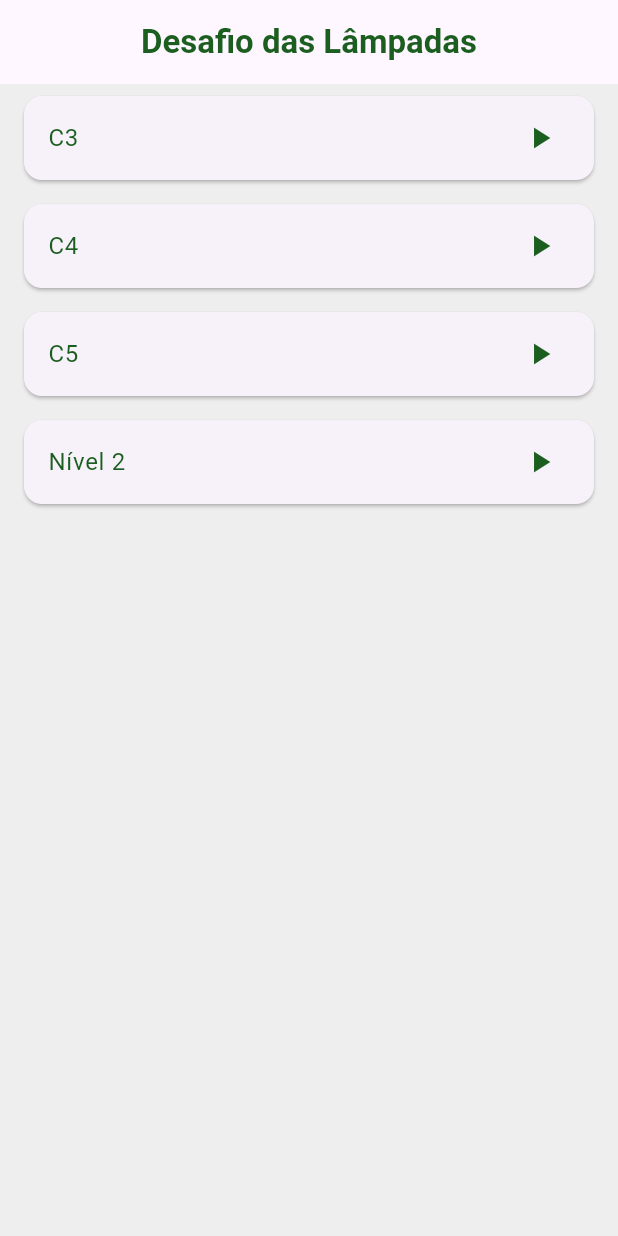
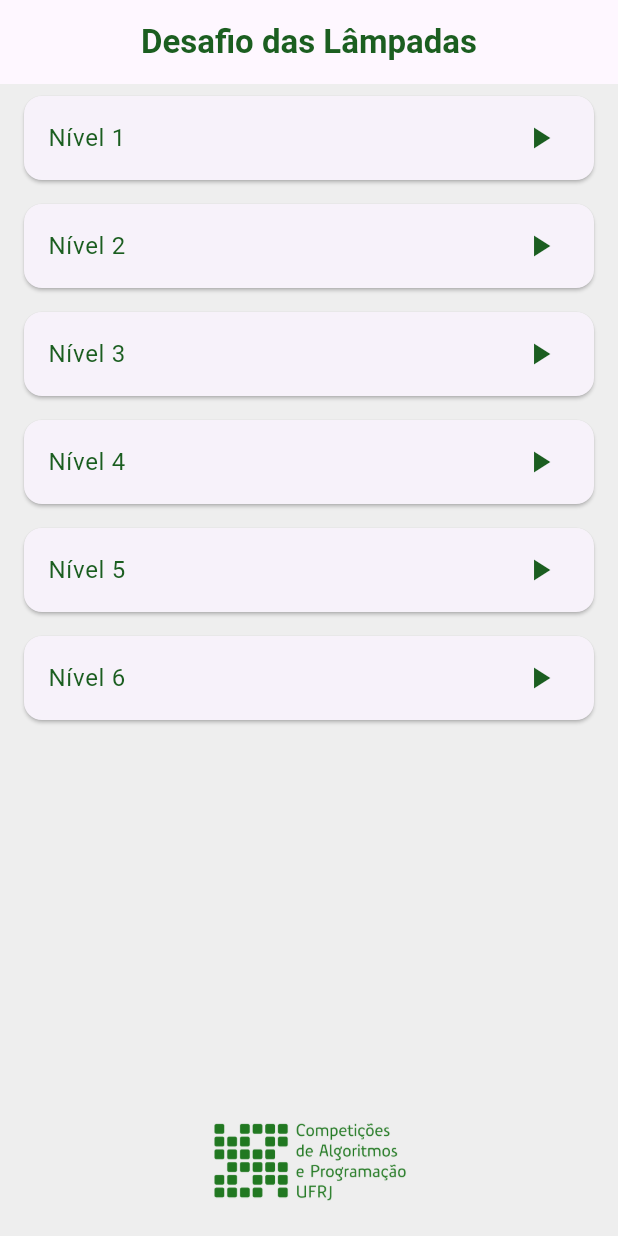
Before and after one commit to luansimoes/DESAFIO_DAS_LAMPADAS, a Flutter app: the screen it shows after launch, on a phone screen of 412 x 824 dp. Run offline on Flutter 3.47's test engine with Material 3 defaults, Android fonts, the light colour scheme and no system bars.

Commit message:
Final Version (v0)

```diff
--- a/lib/data/desafios_predefinidos.dart
+++ b/lib/data/desafios_predefinidos.dart
@@ -1,19 +1,85 @@
 import '../models/desafio.dart';
 import '../models/grafo.dart';
 
-Desafio gerarDesafioCiclo(int n_vertices) {
-  final g = Grafo(n_vertices);
-  for (var i = 0; i < n_vertices; i++) {
-    g.adicionarAresta(i, (i+1)%n_vertices);
+Desafio gerarDesafioCiclo(int nVertices) {
+  final g = Grafo(nVertices);
+  for (var i = 0; i < nVertices; i++) {
+    g.adicionarAresta(i, (i+1)%nVertices);
   }
   g.gerarPosicoesCirculares();
-  return Desafio(nome: 'C$n_vertices', grafo: g);
+  return Desafio(nome: 'C$nVertices', grafo: g);
 }
 
 final desafiosPredefinidos = [
-  gerarDesafioCiclo(3),
-  gerarDesafioCiclo(4),
-  gerarDesafioCiclo(5),
+
+  // S4 + aresta
+  ((){
+    final g = Grafo(4);
+
+    // Ciclo
+    g.definirPosicao(0, 1/4, 6/7);
+    g.definirPosicao(1, 3/4, 6/7);
+    g.definirPosicao(2, 2/4, 3/7);
+    g.definirPosicao(3, 2/4, 1/7);
+    g.adicionarAresta(0, 1);
+    g.adicionarAresta(1, 2);
+    g.adicionarAresta(2, 3);
+    g.adicionarAresta(0, 2);
+    //g.adicionarAresta(0, 3);
+    //g.adicionarAresta(1, 3);
+
+    return Desafio(nome: 'Nível 1', grafo: g);
+  }()),
+
+  // C5
+  ((){
+    final g = Grafo(5);
+
+    // Ciclo
+    g.definirPosicao(0, 3/8, 4/5);
+    g.definirPosicao(1, 5/8, 4/5);
+    g.definirPosicao(3, 1/2, 1/5);
+    g.definirPosicao(4, 2/8, 2/5);
+    g.definirPosicao(2, 6/8, 2/5);
+    g.adicionarAresta(0, 1);
+    g.adicionarAresta(1, 2);
+    g.adicionarAresta(2, 3);
+    g.adicionarAresta(3, 4);
+    g.adicionarAresta(4, 0);
+    //g.adicionarAresta(0, 3);
+    //g.adicionarAresta(1, 3);
+
+    return Desafio(nome: 'Nível 2', grafo: g);
+  }()),
+
+  // K6 - emparelhamento
+  ((){
+    final g = Grafo(6);
+
+    // Ciclo -- Esquerda
+    g.definirPosicao(0, 1/4, 1/6);
+    g.definirPosicao(1, 2/4, 1/4);
+    g.definirPosicao(2, 3/4, 1/6);
+    g.definirPosicao(3, 3/4, 5/6);
+    g.definirPosicao(4, 2/4, 3/4);
+    g.definirPosicao(5, 1/4, 5/6);
+    g.adicionarAresta(0, 1);
+    g.adicionarAresta(0, 2);
+    g.adicionarAresta(0, 4);
+    g.adicionarAresta(0, 5);
+    g.adicionarAresta(1, 2);
+    g.adicionarAresta(1, 3);
+    g.adicionarAresta(1, 5);
+    g.adicionarAresta(2, 3);
+    g.adicionarAresta(2, 4);
+    g.adicionarAresta(3, 4);
+    g.adicionarAresta(3, 5);
+    g.adicionarAresta(4, 5);
+
+    return Desafio(nome: 'Nível 3', grafo: g);
+  }()),
+
+  // 3-regular com 10 vértices
   ((){
     final g = Grafo(10);
 
@@ -49,6 +115,86 @@ final desafiosPredefinidos = [
     g.adicionarAresta(7, 1);
     g.adicionarAresta(8, 3);
 
-    return Desafio(nome: 'Nível 2', grafo: g);
-  }())
+    return Desafio(nome: 'Nível 4', grafo: g);
+  }()),
+
+  // 2C5 ligados por aresta
+  ((){
+    final g = Grafo(10);
+
+    // Ciclo -- Esquerda
+    g.definirPosicao(0, 1/7, 2/5);
+    g.definirPosicao(1, 1/7, 4/5);
+    g.definirPosicao(2, 3/7, 4/5);
+    g.definirPosicao(3, 3/7, 2/5);
+    g.definirPosicao(4, 2/7, 1/5);
+    g.adicionarAresta(0, 1);
+    g.adicionarAresta(1, 2);
+    g.adicionarAresta(2, 3);
+    g.adicionarAresta(3, 4);
+    g.adicionarAresta(4, 0);
+    //g.adicionarAresta(0, 2);
+    //g.adicionarAresta(1, 3);
+
+    // Ciclo interno
+    g.definirPosicao(5, 4/7, 2/5);
+    g.definirPosicao(6, 4/7, 4/5);
+    g.definirPosicao(7, 6/7, 4/5);
+    g.definirPosicao(8, 6/7, 2/5);
+    g.definirPosicao(9, 5/7, 1/5);
+    g.adicionarAresta(5, 6);
+    g.adicionarAresta(7, 6);
+    g.adicionarAresta(7, 8);
+    g.adicionarAresta(8, 9);
+    g.adicionarAresta(9, 5);
+    //g.adicionarAresta(5, 7);
+    //g.adicionarAresta(6, 8);
+
+    // Arestas entre os ciclos
+    g.adicionarAresta(4, 9);
+
+    return Desafio(nome: 'Nível 5', grafo: g);
+  }()),
+
+  // Casinhas
+  ((){
+    final g = Grafo(10);
+
+    // Ciclo -- Esquerda
+    g.definirPosicao(0, 1/7, 2/5);
+    g.definirPosicao(1, 1/7, 4/5);
+    g.definirPosicao(2, 3/7, 4/5);
+    g.definirPosicao(3, 3/7, 2/5);
+    g.definirPosicao(4, 2/7, 1/5);
+    g.adicionarAresta(0, 1);
+    g.adicionarAresta(1, 2);
+    g.adicionarAresta(2, 3);
+    g.adicionarAresta(3, 4);
+    g.adicionarAresta(4, 0);
+    g.adicionarAresta(0, 2);
+    g.adicionarAresta(1, 3);
+
+    // Ciclo interno
+    g.definirPosicao(5, 4/7, 2/5);
+    g.definirPosicao(6, 4/7, 4/5);
+    g.definirPosicao(7, 6/7, 4/5);
+    g.definirPosicao(8, 6/7, 2/5);
+    g.definirPosicao(9, 5/7, 1/5);
+    g.adicionarAresta(5, 6);
+    g.adicionarAresta(7, 6);
+    g.adicionarAresta(7, 8);
+    g.adicionarAresta(8, 9);
+    g.adicionarAresta(9, 5);
+    g.adicionarAresta(5, 7);
+    g.adicionarAresta(6, 8);
+
+    // Arestas entre os ciclos
+    g.adicionarAresta(4, 9);
+
+    return Desafio(nome: 'Nível 6', grafo: g);
+  }()),
+
+
+
+
 ];
--- a/lib/screens/jogo_screen.dart
+++ b/lib/screens/jogo_screen.dart
@@ -3,7 +3,6 @@ import 'dart:math';
 import 'package:desafio_das_lampadas/models/grafo.dart';
 import 'package:flutter/material.dart';
 import '../models/desafio.dart';
-import '../models/grafo.dart';
 import '../widgets/painel_superior.dart';
 import '../widgets/lampada_widget.dart';
 import '../widgets/aresta_widget.dart';
@@ -20,6 +19,7 @@ class JogoScreen extends StatefulWidget {
 class _JogoScreenState extends State<JogoScreen> {
 
   late Desafio desafio;
+  int? ultimaLampadaClicada;
 
   @override
   void initState() {
@@ -121,6 +121,7 @@ class _JogoScreenState extends State<JogoScreen> {
                         LampadaWidget(
                           indice: i,
                           acesa: grafo.estados[i],
+                          destaque: i == ultimaLampadaClicada,
                           escala: 1 / (sqrt(grafo.numeroDeVertices) + 5),
                           tamanhoTela: min(alturaTela, larguraTela),
                           posicao: Ponto(
@@ -129,6 +130,7 @@ class _JogoScreenState extends State<JogoScreen> {
                           ),
                           onPress: () {
                             setState(() {
+                              ultimaLampadaClicada = i;
                               desafio.jogar(i);
                             });
                             _verificarVitoria(context);
--- a/lib/screens/menu_screen.dart
+++ b/lib/screens/menu_screen.dart
@@ -14,7 +14,11 @@ class MenuScreen extends StatelessWidget {
         title: Text('Desafio das Lâmpadas', style: TextStyle(fontWeight: FontWeight.bold,  color: Colors.green.shade900),),
         centerTitle: true,
       ),
-      body: ListView.builder(
+      body: Column(
+        children: [
+          Expanded(
+            child:
+            ListView.builder(
               itemCount: desafios.length,
               itemBuilder: (context, index) {
                 final desafio = desafios[index];
@@ -35,6 +39,20 @@ class MenuScreen extends StatelessWidget {
                 );
               },
             ),
+          ),
+
+          Padding(
+            padding: const EdgeInsets.all(16.0),
+            child: Center(
+              child: Image.asset(
+                'assets/images/logomaratona.png',
+                width: MediaQuery.of(context).size.width * 0.35, // 50% da largura da tela
+                fit: BoxFit.contain,
+              ),
+            ),
+          )
+        ],
+      )
     );
   }
 }
--- a/pubspec.yaml
+++ b/pubspec.yaml
@@ -58,9 +58,8 @@ flutter:
   uses-material-design: true
 
   # To add assets to your application, add an assets section, like this:
-  # assets:
-  #   - images/a_dot_burr.jpeg
-  #   - images/a_dot_ham.jpeg
+  assets:
+    - assets/images/logomaratona.png
 
   # An image asset can refer to one or more resolution-specific "variants", see
   # https://flutter.dev/to/resolution-aware-images
```
Also changed, not shown: lib/widgets/lampada_widget.dart (+54 -12 lines), assets/images/logomaratona.png (added), 2 other files. Lines whose indentation alone changed are shown as unchanged.
